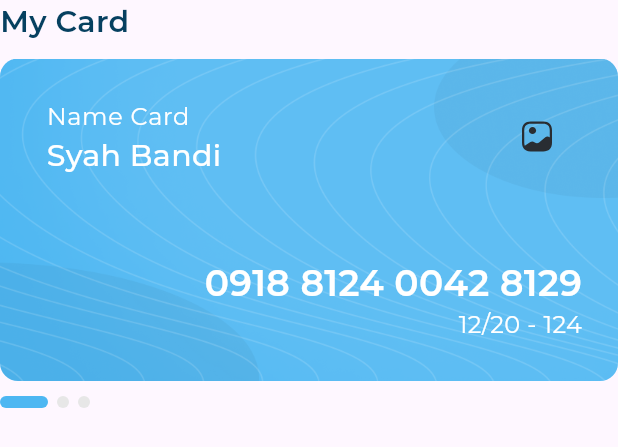
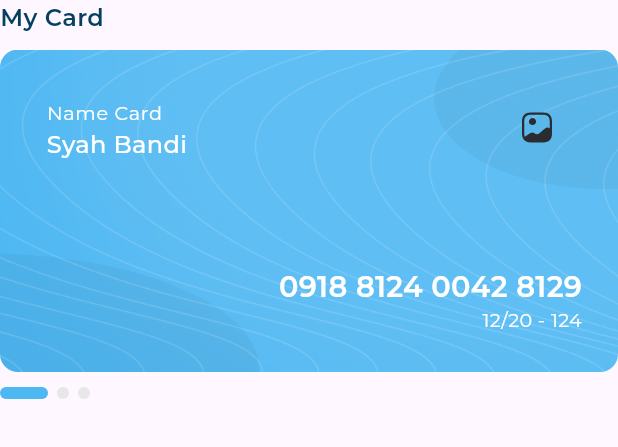
Before and after one commit to SeifRashedd/Responsive_creadit_card_app, a Flutter app: the MyCardSection widget shown alone on an empty page, opened directly, on a phone screen of 412 x 824 dp. Shown: the top 447 px of the screen. Run offline on Flutter 3.47's test engine with Material 3 defaults, Android fonts, the phone set to English and light mode, and no system bars; drawn by our look-alikes of expandable_page_view; our stand-ins replace fl_chart, flutter_svg, gap; project files that could hold a hidden picture were left out.

Commit message:
add repsonsive fontsize

```diff
--- a/lib/utils/app_styles.dart
+++ b/lib/utils/app_styles.dart
@@ -1,71 +1,101 @@
+// ignore_for_file: prefer_const_constructors
+
+import 'package:flutter/foundation.dart';
 import 'package:flutter/material.dart';
+import 'package:responsive_credit_card_app/utils/size_config.dart';
 
 abstract class AppStyle {
-  static const TextStyle styleRegular16 = TextStyle(
+  static  TextStyle styleRegular16 = TextStyle(
     color: Color(0xff064060),
-    fontSize: 16,
+    fontSize: getResponsiveFontSize(fontSize: 16),
     fontFamily: 'Montserrat',
     fontWeight: FontWeight.w400,
   );
 
-  static const TextStyle styleMedium16 = TextStyle(
+  static  TextStyle styleMedium16 = TextStyle(
     color: Color(0xff064060),
-    fontSize: 16,
+    fontSize: getResponsiveFontSize(fontSize: 16),
     fontFamily: 'Montserrat',
     fontWeight: FontWeight.w600,
   );
-  static const TextStyle styleSemiBold16 = TextStyle(
+  static  TextStyle styleSemiBold16 = TextStyle(
     color: Color.fromARGB(255, 8, 14, 18),
-    fontSize: 16,
+    fontSize: getResponsiveFontSize(fontSize: 16),
     fontFamily: 'Montserrat',
     fontWeight: FontWeight.w600,
   );
-  static const TextStyle styleSemiBold20 = TextStyle(
+  static  TextStyle styleSemiBold20 = TextStyle(
     color: Color(0xff064060),
-    fontSize: 20,
+    fontSize: getResponsiveFontSize(fontSize: 20),
     fontFamily: 'Montserrat',
     fontWeight: FontWeight.w600,
   );
-  static const TextStyle styleRegular12 = TextStyle(
+  static  TextStyle styleRegular12 = TextStyle(
     color: Color(0xffAAAAAA),
-    fontSize: 12,
+    fontSize: getResponsiveFontSize(fontSize: 12 ),
     fontFamily: 'Montserrat',
     fontWeight: FontWeight.w400,
   );
-  static const TextStyle styleSemiBold24 = TextStyle(
+  static  TextStyle styleSemiBold24 = TextStyle(
     color: Color(0xff4EB7F2),
-    fontSize: 24,
+    fontSize: getResponsiveFontSize(fontSize: 24),
     fontFamily: 'Montserrat',
     fontWeight: FontWeight.w600,
   );
-  static const TextStyle styleRegular14 = TextStyle(
+  static  TextStyle styleRegular14 = TextStyle(
     color: Color(0xffAAAAAA),
-    fontSize: 14,
+    fontSize: getResponsiveFontSize(fontSize: 14),
     fontFamily: 'Montserrat',
     fontWeight: FontWeight.w400,
   );
-  static const TextStyle styleSemiBold18 = TextStyle(
+  static  TextStyle styleSemiBold18 = TextStyle(
     color: Color(0xffFFFFFF),
-    fontSize: 18,
+    fontSize: getResponsiveFontSize(fontSize: 18),
     fontFamily: 'Montserrat',
     fontWeight: FontWeight.w600,
   );
-  static const TextStyle stylBold16 = TextStyle(
+  static  TextStyle stylBold16 = TextStyle(
     color: Color(0xff4EB7F2),
-    fontSize: 16,
+    fontSize: getResponsiveFontSize(fontSize: 16),
     fontFamily: 'Montserrat',
     fontWeight: FontWeight.w700,
   );
-  static const TextStyle styleMedium20 = TextStyle(
+  static  TextStyle styleMedium20 = TextStyle(
     color: Color(0xffFFFFFF),
-    fontSize: 20,
+   fontSize: getResponsiveFontSize(fontSize: 20),
     fontFamily: 'Montserrat',
     fontWeight: FontWeight.w500,
   );
-  static const TextStyle styleDateTransactionHistory = TextStyle(
+  static  TextStyle styleDateTransactionHistory = TextStyle(
     color: Color(0xffAAAAAA),
-    fontSize: 16,
+    fontSize: getResponsiveFontSize(fontSize: 16),
     fontFamily: 'Montserrat',
     fontWeight: FontWeight.w500,
   );
 }
+
+
+double getResponsiveFontSize({required double fontSize}) {
+  double scaleFactor = getScaleFactor();
+  double responsiveFontSize = fontSize * scaleFactor;
+
+  double lowerLimit = fontSize * 0.8;
+  double upperLimit = fontSize * 1.2;
+
+  return responsiveFontSize.clamp(lowerLimit, upperLimit);
+}
+
+
+double getScaleFactor() {
+  var dispatcher =PlatformDispatcher.instance;
+  var physicalwidth = dispatcher.views.first.physicalSize.width;
+  var devicePixelRatio = dispatcher.views.first.devicePixelRatio;
+  double width = devicePixelRatio/physicalwidth;
+  if (width < SizeConfig.tablet) {
+    return width / 550;
+  } else if (width < SizeConfig.desktop) {
+    return width / 1000;
+  } else {
+    return width / 1500;
+  }
+}
--- a/lib/widgets/all_expenses_section/all_expenses_header.dart
+++ b/lib/widgets/all_expenses_section/all_expenses_header.dart
@@ -1,3 +1,5 @@
+// ignore_for_file: prefer_const_constructors
+
 import 'package:flutter/material.dart';
 import 'package:responsive_credit_card_app/utils/app_styles.dart';
 import 'package:responsive_credit_card_app/widgets/all_expenses_section/range_options.dart';
@@ -7,13 +9,13 @@ class AllExpensesHeader extends StatelessWidget {
 
   @override
   Widget build(BuildContext context) {
-    return const Row(
+    return  Row(
       children: [
         Text(
           'ALL EXPENSES',
           style: AppStyle.styleSemiBold20,
         ),
-        Expanded(
+        const Expanded(
           child: SizedBox(),
         ),
         RangeOptions(),
--- a/lib/widgets/all_expenses_section/range_options.dart
+++ b/lib/widgets/all_expenses_section/range_options.dart
@@ -1,3 +1,5 @@
+// ignore_for_file: prefer_const_constructors
+
 import 'package:flutter/material.dart';
 import 'package:gap/gap.dart';
 import 'package:responsive_credit_card_app/utils/app_styles.dart';
@@ -21,7 +23,7 @@ class RangeOptions extends StatelessWidget {
           borderRadius: BorderRadius.circular(12),
         ),
       ),
-      child: const Row(
+      child:  Row(
         children: [
           Text(
             'Monthly',
--- a/lib/widgets/income_section/income_section_header.dart
+++ b/lib/widgets/income_section/income_section_header.dart
@@ -11,11 +11,11 @@ class InComeSectionHeader extends StatelessWidget {
 
   @override
   Widget build(BuildContext context) {
-    return const Row(
+    return  Row(
       mainAxisAlignment: MainAxisAlignment.spaceBetween,
       children: [
         Text('Income', style: AppStyle.styleSemiBold20),
-        RangeOptions(),
+        const RangeOptions(),
       ],
     );
   }
--- a/lib/widgets/my_card_section/my_card.dart
+++ b/lib/widgets/my_card_section/my_card.dart
@@ -29,7 +29,7 @@ class MyCard extends StatelessWidget {
                   const EdgeInsets.only(left: 31, right: 42, top: 16),
               title: Text('Name Card',
                   style: AppStyle.styleRegular16.copyWith(color: Colors.white)),
-              subtitle: const Text(
+              subtitle:  Text(
                 'Syah Bandi',
                 style: AppStyle.styleMedium20,
               ),
--- a/lib/widgets/my_card_section/my_card_section.dart
+++ b/lib/widgets/my_card_section/my_card_section.dart
@@ -32,7 +32,7 @@ class _MyCardSectionState extends State<MyCardSection> {
     return Column(
       crossAxisAlignment: CrossAxisAlignment.start,
       children: [
-        const Text(
+         Text(
           'My Card',
           style: AppStyle.styleSemiBold20,
         ),
--- a/lib/widgets/quick_invoice_section/latest_transaction.dart
+++ b/lib/widgets/quick_invoice_section/latest_transaction.dart
@@ -1,3 +1,5 @@
+// ignore_for_file: prefer_const_constructors
+
 import 'package:flutter/material.dart';
 import 'package:gap/gap.dart';
 import 'package:responsive_credit_card_app/utils/app_styles.dart';
@@ -8,7 +10,7 @@ class LatestTransaction extends StatelessWidget {
 
   @override
   Widget build(BuildContext context) {
-    return const Column(
+    return  Column(
       crossAxisAlignment: CrossAxisAlignment.start,
       children: [
         Text(
--- a/lib/widgets/transaction_history_section/transaction_history.dart
+++ b/lib/widgets/transaction_history_section/transaction_history.dart
@@ -1,3 +1,5 @@
+// ignore_for_file: prefer_const_constructors
+
 import 'package:flutter/material.dart';
 import 'package:gap/gap.dart';
 import 'package:responsive_credit_card_app/utils/app_styles.dart';
@@ -9,7 +11,7 @@ class TransactionHistory extends StatelessWidget {
 
   @override
   Widget build(BuildContext context) {
-    return const Column(
+    return  Column(
       crossAxisAlignment: CrossAxisAlignment.start,
       children: [
         TransactionHistoryHeader(),
--- a/lib/widgets/transaction_history_section/transaction_history_header.dart
+++ b/lib/widgets/transaction_history_section/transaction_history_header.dart
@@ -11,7 +11,7 @@ class TransactionHistoryHeader extends StatelessWidget {
     return Row(
       mainAxisAlignment: MainAxisAlignment.spaceBetween,
       children: [
-        const Text(
+         Text(
           'Transaction History',
           style: AppStyle.styleSemiBold20,
         ),
```
